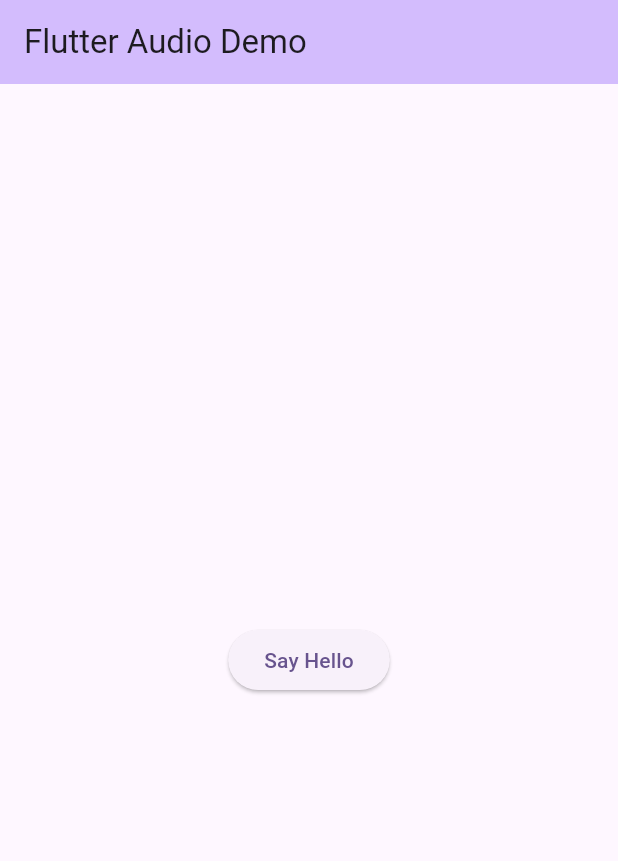
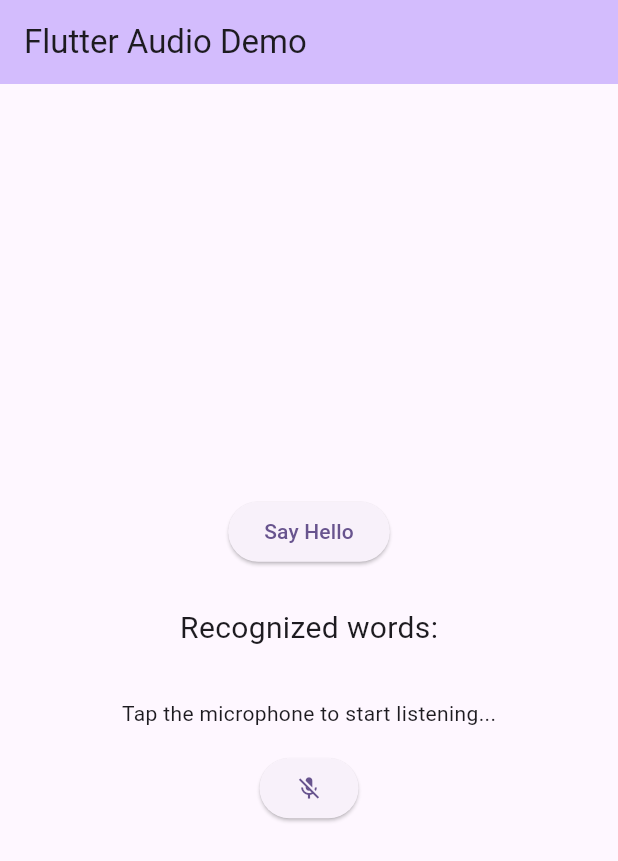
Before and after one commit to Chun-Cheng/flutter-audio-demo, a Flutter app: the screen it shows after launch, after a tap on "Say Hello", on a phone screen of 412 x 824 dp. Shown: the top 861 px of the screen. Run offline on Flutter 3.47's test engine with Material 3 defaults, Android fonts, the phone set to English and light mode, and no system bars; our stand-ins replace flutter_tts, speech_to_text.

Commit message:
feat: speech to text

```diff
--- a/lib/main.dart
+++ b/lib/main.dart
@@ -1,5 +1,7 @@
 import 'package:flutter/material.dart';
 import 'package:flutter_tts/flutter_tts.dart';
+import 'package:speech_to_text/speech_recognition_result.dart';
+import 'package:speech_to_text/speech_to_text.dart' as stt;
 
 void main() {
   runApp(const MyApp());
@@ -45,15 +47,120 @@ class _MyHomePageState extends State<MyHomePage> {
         child: Column(
           mainAxisAlignment: MainAxisAlignment.center,
           children: <Widget>[
-            ElevatedButton(
-              onPressed: () {
-                flutterTts.speak("Hello");
-              },
-              child: Text('Say Hello'),
-            ),
+            SayHelloWidget(),
+            SizedBox(height: 10),
+            SpeechToTextWidget(),
           ],
         ),
       ),
     );
   }
 }
+
+class SayHelloWidget extends StatefulWidget {
+  const SayHelloWidget({super.key});
+
+  @override
+  State<SayHelloWidget> createState() => _SayHelloWidgetState();
+}
+
+class _SayHelloWidgetState extends State<SayHelloWidget> {
+  FlutterTts flutterTts = FlutterTts();
+
+  @override
+  Widget build(BuildContext context) {
+    return ElevatedButton(
+      onPressed: () {
+        flutterTts.speak("Hello");
+      },
+      child: Text('Say Hello'),
+    );
+  }
+}
+
+class SpeechToTextWidget extends StatefulWidget {
+  @override
+  State<SpeechToTextWidget> createState() => _SpeechToTextWidgetState();
+}
+
+class _SpeechToTextWidgetState extends State<SpeechToTextWidget> {
+  final stt.SpeechToText _speechToText = stt.SpeechToText();
+
+  bool _speechEnabled = false;
+
+  String _lastWords = '';
+
+  @override
+  void initState() {
+    super.initState();
+    _initSpeech();
+  }
+
+  /// This has to happen only once per app
+  void _initSpeech() async {
+    _speechEnabled = await _speechToText.initialize();
+    setState(() {});
+  }
+
+  /// Each time to start a speech recognition session
+  void _startListening() async {
+    await _speechToText.listen(onResult: _onSpeechResult);
+    setState(() {});
+  }
+
+  /// Manually stop the active speech recognition session
+  /// Note that there are also timeouts that each platform enforces
+  /// and the SpeechToText plugin supports setting timeouts on the
+  /// listen method.
+  void _stopListening() async {
+    await _speechToText.stop();
+    setState(() {});
+  }
+
+  /// This is the callback that the SpeechToText plugin calls when
+  /// the platform returns recognized words.
+  void _onSpeechResult(SpeechRecognitionResult result) {
+    setState(() {
+      _lastWords = result.recognizedWords;
+    });
+  }
+
+  @override
+  Widget build(BuildContext context) {
+    return Center(
+      child: Column(
+        mainAxisAlignment: MainAxisAlignment.center,
+        children: <Widget>[
+          Container(
+            padding: EdgeInsets.all(16),
+            child: Text('Recognized words:', style: TextStyle(fontSize: 20.0)),
+          ),
+          Container(
+            padding: EdgeInsets.all(16),
+            child: Text(
+              // If listening is active show the recognized words
+              _speechToText.isListening
+                  ? _lastWords
+                  // If listening isn't active but could be tell the user
+                  // how to start it, otherwise indicate that speech
+                  // recognition is not yet ready or not supported on
+                  // the target device
+                  : _speechEnabled
+                  ? 'Tap the microphone to start listening...'
+                  : 'Speech not available',
+            ),
+          ),
+          ElevatedButton(
+            onPressed: () {
+              // If not yet listening for speech start, otherwise stop
+              _speechToText.isNotListening ? _startListening : _stopListening;
+            },
+            child: Icon(
+              _speechToText.isNotListening ? Icons.mic_off : Icons.mic,
+            ),
+          ),
+        ],
+      ),
+    );
+  }
+}
```
